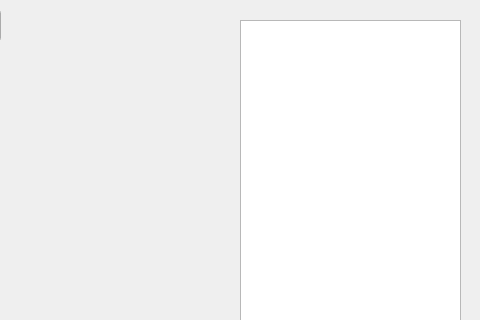
ZhuYanzhen1/MM32_CLion, file tools/mainwindow.ui: the form before one commit; both pictures show x 450 to 930 and y 0 to 320 of the 930 by 623 pixel window.
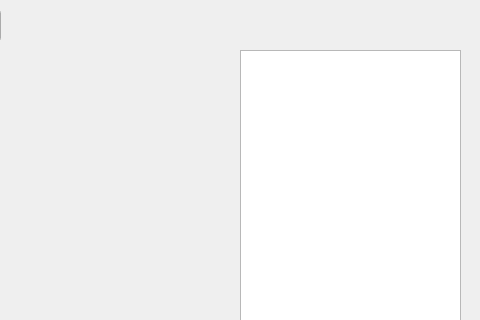
The form after the commit. Custom widgets are drawn as their Qt base class.

Commit message: Adjust the layout of qcustomplot and the list of variables.

What changed in the file:
```diff
--- a/tools/mainwindow.ui
+++ b/tools/mainwindow.ui
@@ -97,9 +97,9 @@
     <property name="geometry">
      <rect>
       <x>690</x>
-      <y>20</y>
+      <y>50</y>
       <width>221</width>
-      <height>431</height>
+      <height>401</height>
      </rect>
     </property>
     <attribute name="horizontalHeaderDefaultSectionSize">
@@ -113,9 +113,9 @@
     <property name="geometry">
      <rect>
       <x>10</x>
-      <y>70</y>
+      <y>50</y>
       <width>671</width>
-      <height>381</height>
+      <height>401</height>
      </rect>
     </property>
    </widget>
```
The commit also changes 2 other files.
